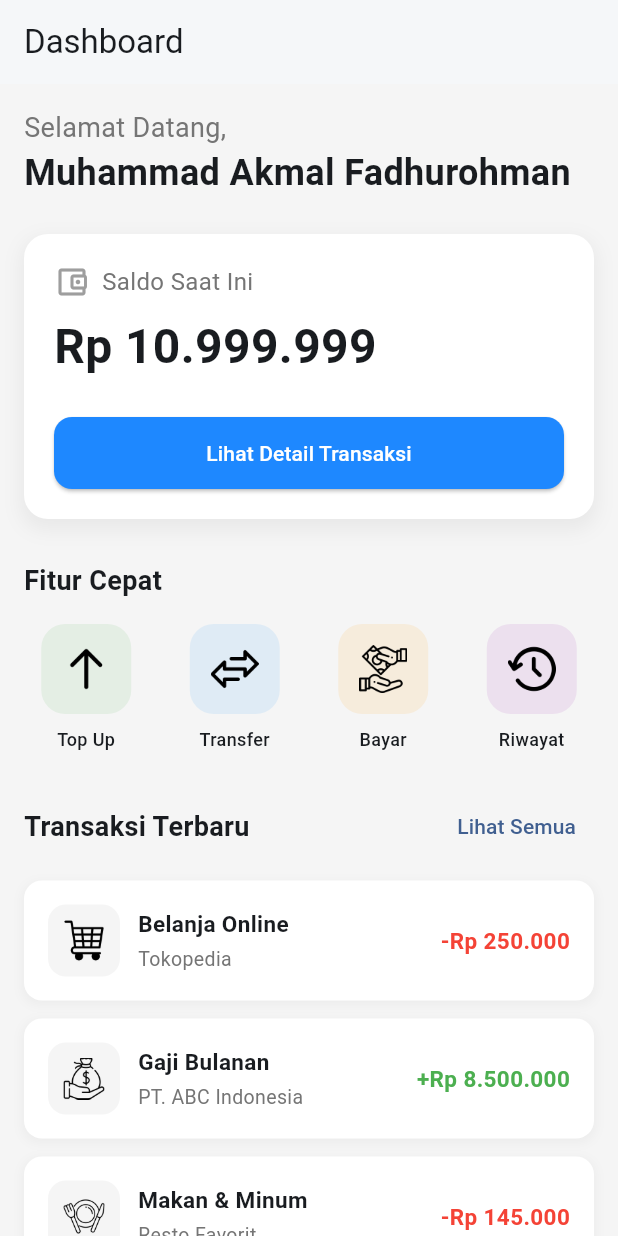
After one commit to akmalfadhrhmn/prak1-mobilelanjut-2357051018, a Flutter app: the DashboardScreen screen opened by its route, on a phone screen of 412 x 824 dp. The commit adds this screen. Run offline on Flutter 3.47's test engine with Material 3 defaults, Android fonts, the phone set to English and light mode, and no system bars.

Commit message:
isi pesan

```diff
--- a/lib/main.dart
+++ b/lib/main.dart
@@ -1,6 +1,8 @@
 import 'package:flutter/material.dart';
 import 'screens/login_screen.dart';
 import 'screens/signup_screen.dart';
+import 'screens/dashboard_screen.dart';
+
 
 void main() => runApp(const JustduitApp());
 
@@ -37,9 +39,10 @@ class JustduitApp extends StatelessWidget {
       ), // ThemeData
       initialRoute: LoginScreen.route,
       routes: {
-        '/': (_) => const LoginScreen(),    // default = Sign In
-        '/signin': (_) => const LoginScreen(),
-        '/signup': (_) => const SignupScreen(),      },
+        LoginScreen.route: (context) => const LoginScreen(),
+        SignupScreen.route: (context) => const SignupScreen(),
+        DashboardScreen.route: (context) => const DashboardScreen()
+        },
     ); // MaterialApp
   }
 }
--- /dev/null
+++ b/lib/screens/dashboard_screen.dart
@@ -0,0 +1,348 @@
+import 'package:flutter/material.dart';
+
+class DashboardScreen extends StatelessWidget {
+  static const String route = '/dashboard';
+
+  const DashboardScreen({super.key});
+
+  @override
+  Widget build(BuildContext context) {
+    return Scaffold(
+      backgroundColor: Colors.grey[100], // Latar belakang abu-abu muda
+      appBar: AppBar(
+        title: const Text('Dashboard'),
+        backgroundColor: Colors.white,
+        elevation: 1,
+        automaticallyImplyLeading: false,
+      ), // AppBar
+      // COLUMN: Menyusun semua konten dari atas ke bawah
+      body: SingleChildScrollView(
+        child: Padding(
+          padding: const EdgeInsets.all(16.0), // Beri jarak dari tepi layar
+          child: Column(
+            crossAxisAlignment:
+                CrossAxisAlignment.start, // Ratakan konten ke kiri
+            children: [
+              // --- Teks Sapaan ---
+              Text(
+                'Selamat Datang,',
+                style: TextStyle(fontSize: 18, color: Colors.grey[600]),
+              ), // Text
+              const Text(
+                'Muhammad Akmal Fadhurohman',
+                style: TextStyle(
+                  fontSize: 24,
+                  fontWeight: FontWeight.bold,
+                ), // TextStyle
+              ), // Text
+              const SizedBox(height: 24), // Spasi antar elemen
+              // --- Kartu Informasi Utama ---
+              // CONTAINER: Berfungsi sebagai kartu dengan sudut tumpul dan bayangan
+              Container(
+                width: double.infinity, // Lebar kartu memenuhi layar
+                padding: const EdgeInsets.all(20.0),
+                decoration: BoxDecoration(
+                  color: Colors.white,
+                  borderRadius: BorderRadius.circular(16.0),
+                  boxShadow: [
+                    BoxShadow(
+                      color: Colors.grey.withOpacity(0.15),
+                      spreadRadius: 2,
+                      blurRadius: 10,
+                      offset: const Offset(0, 5),
+                    ), // BoxShadow
+                  ],
+                ), // BoxDecoration
+                child: Column(
+                  crossAxisAlignment: CrossAxisAlignment.start,
+                  children: [
+                    // ROW: Menyejajarkan ikon dan teks "Saldo"
+                    Row(
+                      children: [
+                        Icon(
+                          Icons.account_balance_wallet_outlined,
+                          color: Colors.grey[500],
+                        ), // Icon
+                        const SizedBox(width: 8),
+                        Text(
+                          'Saldo Saat Ini',
+                          style: TextStyle(
+                            fontSize: 16,
+                            color: Colors.grey[600],
+                          ),
+                        ), // Text
+                      ],
+                    ), // Row
+                    const SizedBox(height: 8),
+                    const Text(
+                      'Rp 10.999.999',
+                      style: TextStyle(
+                        fontSize: 32,
+                        fontWeight: FontWeight.bold,
+                      ), // TextStyle
+                    ), // Text
+                    const SizedBox(height: 24),
+
+                    // Tombol Aksi di dalam kartu
+                    SizedBox(
+                      width: double.infinity,
+                      child: ElevatedButton(
+                        onPressed: () {},
+                        style: ElevatedButton.styleFrom(
+                          backgroundColor: const Color(0xFF1E88FF),
+                          foregroundColor: Colors.white,
+                          padding: const EdgeInsets.symmetric(vertical: 14),
+                          shape: RoundedRectangleBorder(
+                            borderRadius: BorderRadius.circular(12),
+                          ), // RoundedRectangleBorder
+                        ), // ElevatedButton.styleFrom
+                        child: const Text('Lihat Detail Transaksi'),
+                      ), // ElevatedButton
+                    ), // SizedBox
+                  ],
+                ), // Column
+              ), // Container
+
+              const SizedBox(height: 28),
+
+              // --- Menu Fitur Cepat ---
+              const Text(
+                'Fitur Cepat',
+                style: TextStyle(
+                  fontSize: 18,
+                  fontWeight: FontWeight.bold,
+                ), // TextStyle
+              ), // Text
+              const SizedBox(height: 16),
+
+              // GRID: Menu dengan ikon
+              GridView.count(
+                crossAxisCount: 4,
+                shrinkWrap: true,
+                physics: const NeverScrollableScrollPhysics(),
+                mainAxisSpacing: 16,
+                crossAxisSpacing: 16,
+                children: [
+                  _buildMenuIcon(
+                    'top_up.png',
+                    'Top Up',
+                    const Color(0xFF4CAF50),
+                  ),
+                  _buildMenuIcon(
+                    'transfer.png',
+                    'Transfer',
+                    const Color(0xFF2196F3),
+                  ),
+                  _buildMenuIcon(
+                    'payment.png',
+                    'Bayar',
+                    const Color(0xFFFF9800),
+                  ),
+                  _buildMenuIcon(
+                    'history.png',
+                    'Riwayat',
+                    const Color(0xFF9C27B0),
+                  ),
+                ],
+              ), // GridView.count
+
+              const SizedBox(height: 28),
+
+              // --- Transaksi Terbaru ---
+              Row(
+                mainAxisAlignment: MainAxisAlignment.spaceBetween,
+                children: [
+                  const Text(
+                    'Transaksi Terbaru',
+                    style: TextStyle(
+                      fontSize: 18,
+                      fontWeight: FontWeight.bold,
+                    ), // TextStyle
+                  ), // Text
+                  TextButton(
+                    onPressed: () {},
+                    child: const Text('Lihat Semua'),
+                  ), // TextButton
+                ],
+              ), // Row
+              const SizedBox(height: 12),
+
+              // List Transaksi
+              _buildTransactionItem(
+                'shopping.png',
+                'Belanja Online',
+                'Tokopedia',
+                '-Rp 250.000',
+                Colors.red,
+              ),
+              _buildTransactionItem(
+                'salary.png',
+                'Gaji Bulanan',
+                'PT. ABC Indonesia',
+                '+Rp 8.500.000',
+                Colors.green,
+              ),
+              _buildTransactionItem(
+                'food.png',
+                'Makan & Minum',
+                'Resto Favorit',
+                '-Rp 145.000',
+                Colors.red,
+              ),
+
+              const SizedBox(height: 16),
+
+              // --- Banner Promo ---
+              Container(
+                width: double.infinity,
+                padding: const EdgeInsets.all(20.0),
+                decoration: BoxDecoration(
+                  gradient: const LinearGradient(
+                    colors: [Color(0xFF667EEA), Color(0xFF764BA2)],
+                    begin: Alignment.topLeft,
+                    end: Alignment.bottomRight,
+                  ),
+                  borderRadius: BorderRadius.circular(16.0),
+                  boxShadow: [
+                    BoxShadow(
+                      color: Colors.purple.withOpacity(0.3),
+                      spreadRadius: 2,
+                      blurRadius: 10,
+                      offset: const Offset(0, 5),
+                    ), // BoxShadow
+                  ],
+                ), // BoxDecoration
+                child: Row(
+                  children: [
+                    Image.asset('assets/promo.png', width: 60, height: 60),
+                    const SizedBox(width: 16),
+                    Expanded(
+                      child: Column(
+                        crossAxisAlignment: CrossAxisAlignment.start,
+                        children: [
+                          const Text(
+                            'Promo Spesial!',
+                            style: TextStyle(
+                              fontSize: 18,
+                              fontWeight: FontWeight.bold,
+                              color: Colors.white,
+                            ), // TextStyle
+                          ), // Text
+                          const SizedBox(height: 4),
+                          Text(
+                            'Cashback hingga 50% untuk transaksi pertama',
+                            style: TextStyle(
+                              fontSize: 13,
+                              color: Colors.white.withOpacity(0.9),
+                            ), // TextStyle
+                          ), // Text
+                        ],
+                      ), // Column
+                    ), // Expanded
+                  ],
+                ), // Row
+              ), // Container
+
+              const SizedBox(height: 24),
+            ],
+          ), // Column
+        ), // Padding
+      ), // SingleChildScrollView
+    ); // Scaffold
+  }
+
+  // Widget untuk menu icon
+  Widget _buildMenuIcon(String iconPath, String label, Color bgColor) {
+    return Column(
+      mainAxisSize: MainAxisSize.min,
+      children: [
+        Container(
+          width: 60,
+          height: 60,
+          decoration: BoxDecoration(
+            color: bgColor.withOpacity(0.1),
+            borderRadius: BorderRadius.circular(16),
+          ),
+          child: Center(
+            child: Image.asset('assets/$iconPath', width: 32, height: 32),
+          ),
+        ),
+        const SizedBox(height: 8),
+        Text(
+          label,
+          style: const TextStyle(fontSize: 12, fontWeight: FontWeight.w500),
+          textAlign: TextAlign.center,
+        ),
+      ],
+    );
+  }
+
+  // Widget untuk item transaksi
+  Widget _buildTransactionItem(
+    String iconPath,
+    String title,
+    String subtitle,
+    String amount,
+    Color amountColor,
+  ) {
+    return Container(
+      margin: const EdgeInsets.only(bottom: 12),
+      padding: const EdgeInsets.all(16),
+      decoration: BoxDecoration(
+        color: Colors.white,
+        borderRadius: BorderRadius.circular(12),
+        boxShadow: [
+          BoxShadow(
+            color: Colors.grey.withOpacity(0.1),
+            spreadRadius: 1,
+            blurRadius: 5,
+            offset: const Offset(0, 2),
+          ),
+        ],
+      ),
+      child: Row(
+        children: [
+          Container(
+            width: 48,
+            height: 48,
+            decoration: BoxDecoration(
+              color: Colors.grey[100],
+              borderRadius: BorderRadius.circular(12),
+            ),
+            child: Center(
+              child: Image.asset('assets/$iconPath', width: 28, height: 28),
+            ),
+          ),
+          const SizedBox(width: 12),
+          Expanded(
+            child: Column(
+              crossAxisAlignment: CrossAxisAlignment.start,
+              children: [
+                Text(
+                  title,
+                  style: const TextStyle(
+                    fontSize: 15,
+                    fontWeight: FontWeight.w600,
+                  ),
+                ),
+                const SizedBox(height: 4),
+                Text(
+                  subtitle,
+                  style: TextStyle(fontSize: 13, color: Colors.grey[600]),
+                ),
+              ],
+            ),
+          ),
+          Text(
+            amount,
+            style: TextStyle(
+              fontSize: 15,
+              fontWeight: FontWeight.bold,
+              color: amountColor,
+            ),
+          ),
+        ],
+      ),
+    );
+  }
+}
--- a/lib/screens/login_screen.dart
+++ b/lib/screens/login_screen.dart
@@ -1,5 +1,6 @@
 import 'package:flutter/material.dart';
 import 'signup_screen.dart';
+import 'dashboard_screen.dart';
 
 class LoginScreen extends StatefulWidget {
   static const route = '/signin';
@@ -152,10 +153,27 @@ class _LoginScreenState extends State<LoginScreen> {
                       const SizedBox(height: 6),
 
                       primaryButton('Sign In Now', () {
-                        ScaffoldMessenger.of(context).showSnackBar(
-                          const SnackBar(content: Text('Sign In tapped')),
-                        );
+                        // Cek apakah email atau password kosong
+                        if (_email.text.isEmpty || _pass.text.isEmpty) {
+                          // Jika ya, tampilkan notifikasi error
+                          ScaffoldMessenger.of(context).showSnackBar(
+                            const SnackBar(
+                              content: Text(
+                                'Email dan Password tidak boleh kosong!',
+                              ),
+                              backgroundColor: Colors.red,
+                            ),
+                          );
+                        } else {
+                          // Jika tidak, lanjutkan ke dashboard
+                          Navigator.pushNamedAndRemoveUntil(
+                            context,
+                            DashboardScreen.route,
+                            (route) => false,
+                          );
+                        }
                       }),
+
                       const SizedBox(height: 14),
 
                       Center(
```
Also changed, not shown: pubspec.yaml (+9 -0 lines), assets/food.png (added), assets/history.png (added), assets/images/logo-mola.png (added), assets/payment.png (added), assets/promo.png (added), assets/salary.png (added), assets/shopping.png (added), assets/top_up.png (added), assets/transfer.png (added).
